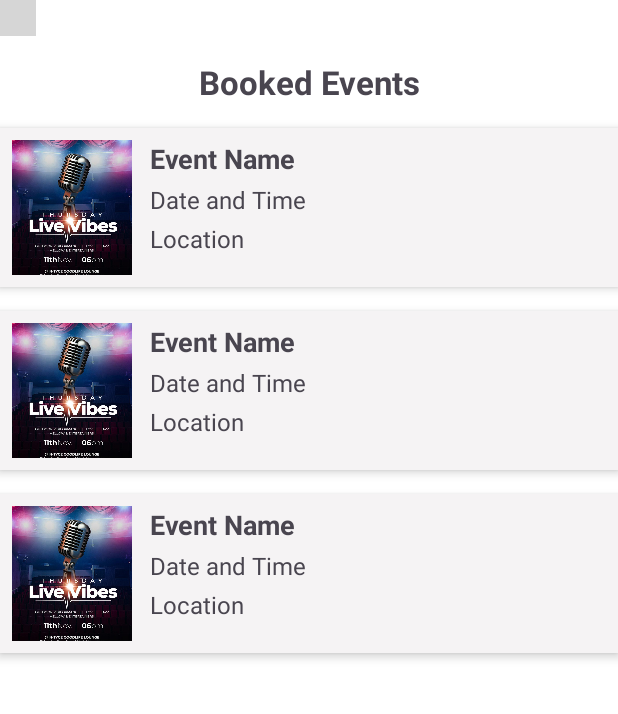
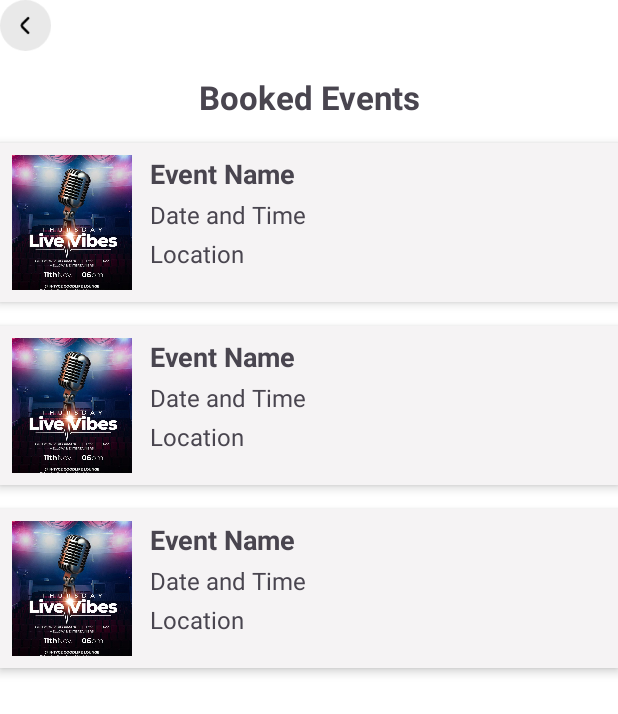
Before and after one commit to prabodhya-gunasekara/Eventino-Event-Ticket-Booking-App, an Android app: the BookedEventsActivity screen opened directly, with no data from a screen before it, on a phone screen of 412 x 824 dp. Shown: the top 714 px of the screen. Run offline under Robolectric (Android 15) with nearby library versions, the phone set to English and light mode, and no system bars; grey boxes are pictures that could not be loaded.

Commit message:
Change background

```diff
--- a/app/src/main/res/layout/activity_booked_events.xml
+++ b/app/src/main/res/layout/activity_booked_events.xml
@@ -1,6 +1,7 @@
 <?xml version="1.0" encoding="utf-8"?>
 <LinearLayout
     xmlns:android="http://schemas.android.com/apk/res/android"
+    xmlns:tools="http://schemas.android.com/tools"
     android:id="@+id/main"
     android:layout_width="match_parent"
     android:layout_height="match_parent"
@@ -10,12 +11,14 @@
 
     <ImageView
         android:id="@+id/back_btn"
-        android:layout_width="24dp"
-        android:layout_height="24dp"
-        android:src="@drawable/arrow_back"
+        android:layout_width="34dp"
+        android:layout_height="34dp"
         android:layout_marginBottom="16dp"
         android:clickable="true"
-        android:focusable="true" />
+        android:contentDescription="@string/app_name"
+        android:focusable="true"
+        android:src="@drawable/back"
+        tools:ignore="TouchTargetSizeCheck" />
 
     <TextView
         android:id="@+id/orders_title"
```
